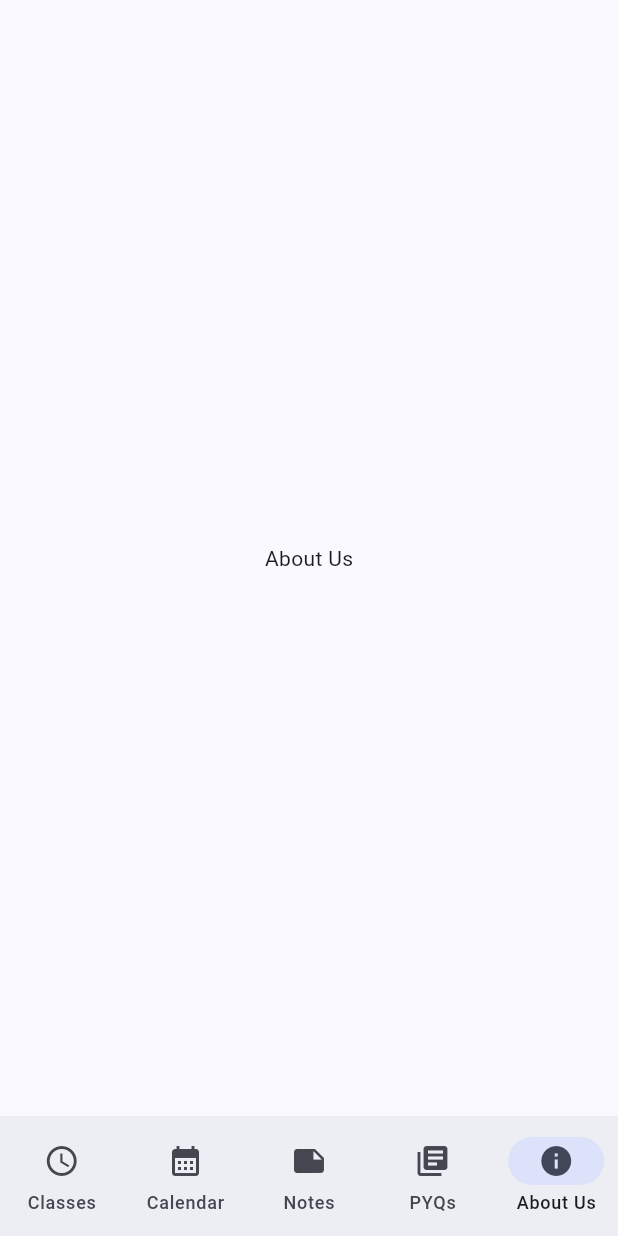
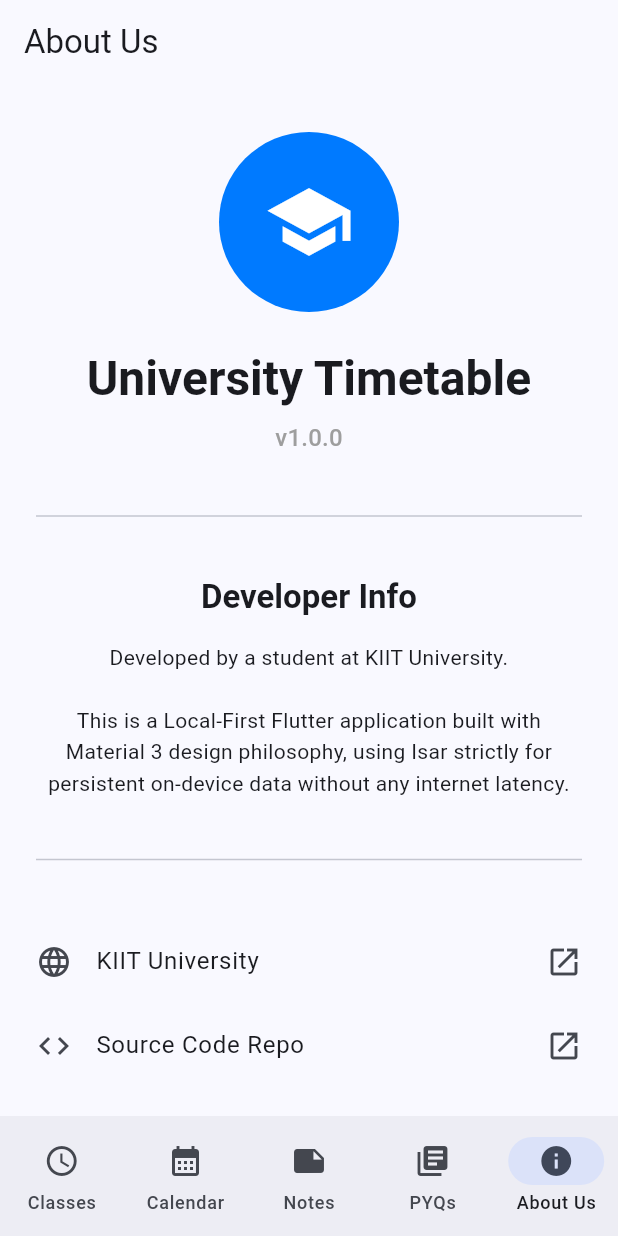
Before and after one commit to mdsahilnoob/widget_app, a Flutter app: the screen it shows after launch, item 5 of the bottom bar chosen, on a phone screen of 412 x 824 dp. Run offline on Flutter 3.47's test engine with Material 3 defaults, Android fonts, the phone set to English and light mode, and no system bars; our stand-ins replace isar; accounts and stored records are empty; generated files the repository leaves out were written again.

Commit message:
feat: About Us, Academic Calendar, Notes, and PYQs.

```diff
--- /dev/null
+++ b/lib/features/about/about_us_screen.dart
@@ -0,0 +1,77 @@
+import 'package:flutter/material.dart';
+
+class AboutUsScreen extends StatelessWidget {
+  const AboutUsScreen({super.key});
+
+  @override
+  Widget build(BuildContext context) {
+    return Scaffold(
+      appBar: AppBar(title: const Text('About Us')),
+      body: SingleChildScrollView(
+        padding: const EdgeInsets.symmetric(horizontal: 24.0, vertical: 32.0),
+        child: Column(
+          children: [
+            const CircleAvatar(
+              radius: 60,
+              backgroundColor: Color(0xFF007AFF), // Theme blue
+              child: Icon(Icons.school, size: 60, color: Colors.white),
+            ),
+            const SizedBox(height: 24),
+            Text(
+              'University Timetable',
+              style: Theme.of(
+                context,
+              ).textTheme.headlineLarge?.copyWith(fontWeight: FontWeight.bold),
+              textAlign: TextAlign.center,
+            ),
+            const SizedBox(height: 8),
+            Text(
+              'v1.0.0',
+              style: Theme.of(
+                context,
+              ).textTheme.titleMedium?.copyWith(color: Colors.grey),
+            ),
+            const SizedBox(height: 32),
+            const Divider(),
+            const SizedBox(height: 32),
+            Text(
+              'Developer Info',
+              style: Theme.of(
+                context,
+              ).textTheme.titleLarge?.copyWith(fontWeight: FontWeight.w600),
+            ),
+            const SizedBox(height: 16),
+            Text(
+              'Developed by a student at KIIT University.\n\nThis is a Local-First Flutter application built with Material 3 design philosophy, using Isar strictly for persistent on-device data without any internet latency.',
+              style: Theme.of(
+                context,
+              ).textTheme.bodyMedium?.copyWith(height: 1.5),
+              textAlign: TextAlign.center,
+            ),
+            const SizedBox(height: 32),
+            const Divider(),
+            const SizedBox(height: 32),
+            ListTile(
+              contentPadding: EdgeInsets.zero,
+              leading: const Icon(Icons.language),
+              title: const Text('KIIT University'),
+              trailing: const Icon(Icons.open_in_new),
+              onTap: () {
+                // Link to KIIT
+              },
+            ),
+            ListTile(
+              contentPadding: EdgeInsets.zero,
+              leading: const Icon(Icons.code),
+              title: const Text('Source Code Repo'),
+              trailing: const Icon(Icons.open_in_new),
+              onTap: () {
+                // Link to Repository
+              },
+            ),
+          ],
+        ),
+      ),
+    );
+  }
+}
--- a/lib/features/navigation/app_navigation.dart
+++ b/lib/features/navigation/app_navigation.dart
@@ -1,5 +1,9 @@
 import 'package:flutter/material.dart';
 
+import '../calendar/academic_calendar_screen.dart';
+import '../notes/notes_screen.dart';
+import '../pyqs/pyqs_screen.dart';
+import '../about/about_us_screen.dart';
 import '../timetable/daily_classes_screen.dart';
 
 class AppNavigation extends StatefulWidget {
@@ -14,10 +18,10 @@ class _AppNavigationState extends State<AppNavigation> {
 
   final List<Widget> _screens = [
     const DailyClassesScreen(),
-    const Scaffold(body: Center(child: Text('Academic Calendar'))),
-    const Scaffold(body: Center(child: Text('Notes'))),
-    const Scaffold(body: Center(child: Text('PYQs'))),
-    const Scaffold(body: Center(child: Text('About Us'))),
+    const AcademicCalendarScreen(),
+    const NotesScreen(),
+    const PyqsScreen(),
+    const AboutUsScreen(),
   ];
 
   final List<NavigationDestination> _destinations = const [
@@ -29,10 +33,19 @@ class _AppNavigationState extends State<AppNavigation> {
   ];
 
   final List<NavigationRailDestination> _railDestinations = const [
-    NavigationRailDestination(icon: Icon(Icons.schedule), label: Text('Classes')),
-    NavigationRailDestination(icon: Icon(Icons.calendar_month), label: Text('Calendar')),
+    NavigationRailDestination(
+      icon: Icon(Icons.schedule),
+      label: Text('Classes'),
+    ),
+    NavigationRailDestination(
+      icon: Icon(Icons.calendar_month),
+      label: Text('Calendar'),
+    ),
     NavigationRailDestination(icon: Icon(Icons.note), label: Text('Notes')),
-    NavigationRailDestination(icon: Icon(Icons.library_books), label: Text('PYQs')),
+    NavigationRailDestination(
+      icon: Icon(Icons.library_books),
+      label: Text('PYQs'),
+    ),
     NavigationRailDestination(icon: Icon(Icons.info), label: Text('About Us')),
   ];
 
```
Also changed, not shown: lib/features/calendar/academic_calendar_screen.dart (added, +74 -0 lines), lib/features/notes/notes_screen.dart (added, +136 -0 lines), lib/features/pyqs/pyqs_screen.dart (added, +73 -0 lines).
